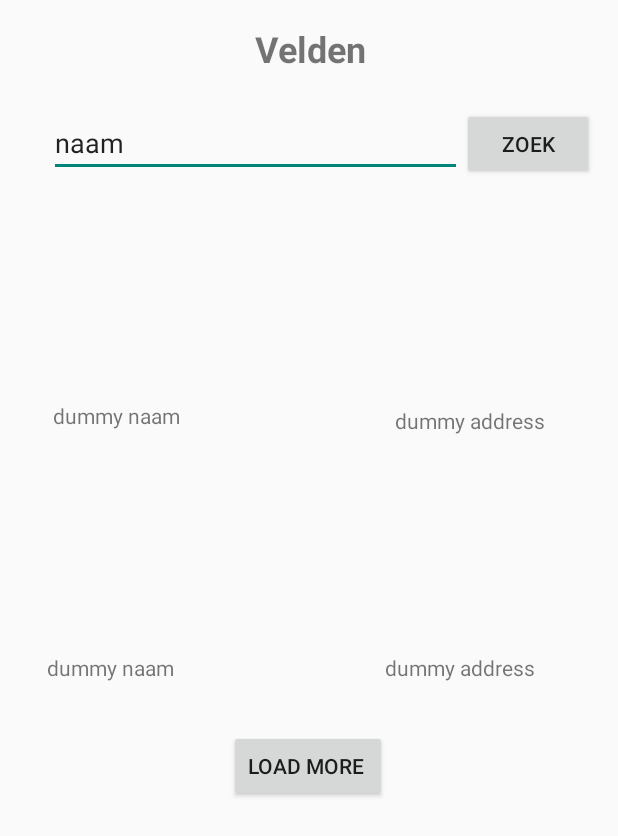
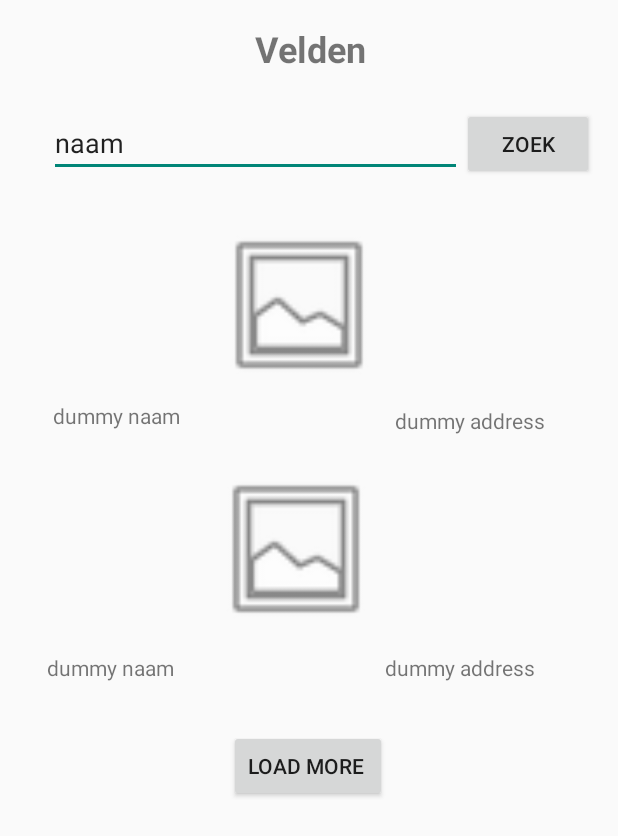
Before and after one commit to BorgMarien/PlayTomic_mobile_borg, an Android app: the layout velden_layout.xml on its own in the app's theme, with its tools: preview values and no code run, on a phone screen of 412 x 824 dp. Shown: the top 836 px of the screen. Run offline under Robolectric (Android 15) with nearby library versions, the phone set to English and light mode, and no system bars.

Commit message:
add naviagtion test in velden ativity

```diff
--- a/app/src/main/java/com/example/playtomic_mobile/CreateMatch.kt
+++ b/app/src/main/java/com/example/playtomic_mobile/CreateMatch.kt
@@ -6,6 +6,6 @@ import android.os.Bundle
 class CreateMatch: Activity() {
     override fun onCreate(savedInstanceState: Bundle?) {
         super.onCreate(savedInstanceState)
-       // setContentView(R.layout.profile_layout)
+        setContentView(R.layout.creatematch_layout)
     }
 }
--- a/app/src/main/res/layout/creatematch_layout.xml
+++ b/app/src/main/res/layout/creatematch_layout.xml
@@ -12,6 +12,7 @@
         android:layout_marginTop="2dp"
         app:layout_constraintEnd_toEndOf="parent"
         app:layout_constraintTop_toTopOf="parent"
+        android:src="@android:drawable/ic_menu_gallery"
         app:srcCompat="@android:drawable/ic_menu_gallery" />
 
     <TextView
--- a/app/src/main/res/layout/velden_layout.xml
+++ b/app/src/main/res/layout/velden_layout.xml
@@ -41,13 +41,14 @@
         app:layout_constraintTop_toTopOf="parent" />
 
     <ImageView
-        android:id="@+id/imageView"
+        android:id="@+id/navigationTest"
         android:layout_width="333dp"
         android:layout_height="112dp"
         android:layout_marginTop="29dp"
         android:layout_marginEnd="46dp"
         app:layout_constraintEnd_toEndOf="parent"
         app:layout_constraintTop_toBottomOf="@+id/editTextText"
+        android:src="@android:drawable/ic_menu_gallery"
         app:srcCompat="@android:drawable/ic_menu_gallery" />
 
     <TextView
@@ -58,7 +59,7 @@
         android:layout_marginEnd="292dp"
         android:text="dummy naam"
         app:layout_constraintEnd_toEndOf="parent"
-        app:layout_constraintTop_toBottomOf="@+id/imageView" />
+        app:layout_constraintTop_toBottomOf="@+id/navigationTest" />
 
     <TextView
         android:id="@+id/textView5"
@@ -69,7 +70,7 @@
         android:text="dummy address"
         android:textAlignment="textEnd"
         app:layout_constraintEnd_toEndOf="parent"
-        app:layout_constraintTop_toBottomOf="@+id/imageView" />
+        app:layout_constraintTop_toBottomOf="@+id/navigationTest" />
 
     <ImageView
         android:id="@+id/imageView6"
@@ -79,6 +80,7 @@
         android:layout_marginEnd="48dp"
         app:layout_constraintEnd_toEndOf="parent"
         app:layout_constraintTop_toBottomOf="@+id/editTextText"
+        android:src="@android:drawable/ic_menu_gallery"
         app:srcCompat="@android:drawable/ic_menu_gallery" />
 
     <TextView
@@ -89,7 +91,7 @@
         android:layout_marginEnd="296dp"
         android:text="dummy naam"
         app:layout_constraintEnd_toEndOf="parent"
-        app:layout_constraintTop_toBottomOf="@+id/imageView" />
+        app:layout_constraintTop_toBottomOf="@+id/navigationTest" />
 
     <TextView
         android:id="@+id/textView8"
@@ -100,7 +102,7 @@
         android:text="dummy address"
         android:textAlignment="textEnd"
         app:layout_constraintEnd_toEndOf="parent"
-        app:layout_constraintTop_toBottomOf="@+id/imageView" />
+        app:layout_constraintTop_toBottomOf="@+id/navigationTest" />
 
     <Button
         android:id="@+id/button3"
```
Also changed, not shown: app/src/main/AndroidManifest.xml (+9 -7 lines), app/src/main/java/com/example/playtomic_mobile/Velden.kt (+12 -1 lines).
